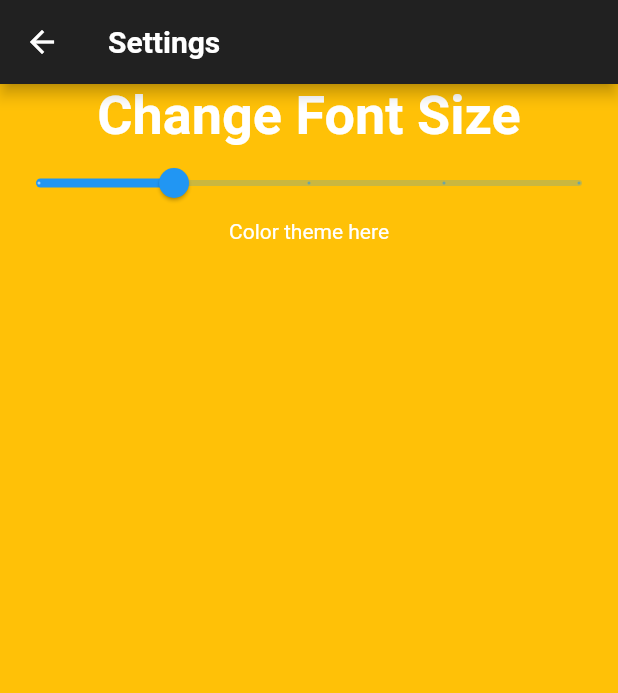
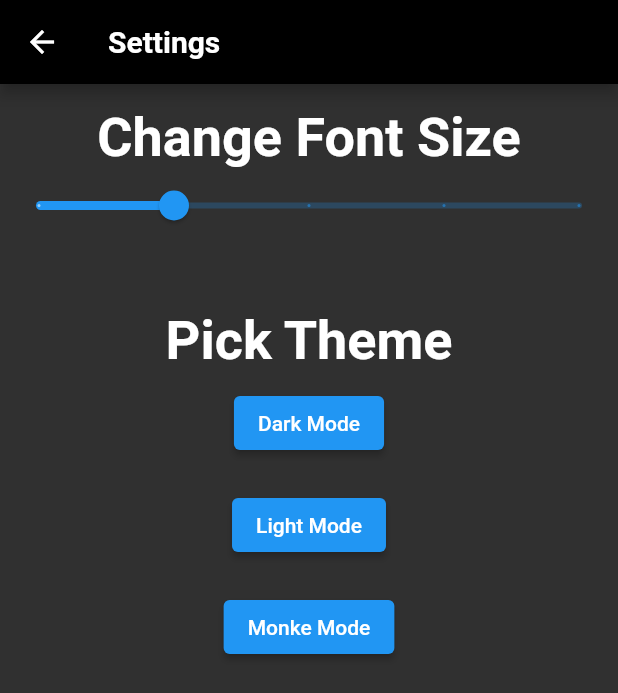
Before and after one commit to AllexisAlvarico/CHG_app, a Flutter app: the SettingsPage screen opened by its route, on a phone screen of 412 x 824 dp. Shown: the top 693 px of the screen. Run offline on Flutter 3.47's test engine with Material 2 defaults, Android fonts, the light colour scheme and no system bars; our stand-ins replace animated_splash_screen; missing offline and left inert: advance_pdf_viewer; Roboto replaces fonts that are missing (Futura).

Commit message:
Settings page conforms to Theme changes.

```diff
--- a/lib/globals.dart
+++ b/lib/globals.dart
@@ -23,20 +23,26 @@ double alertSize = Device.safeBlockVertical * (newFontSize + 1);
 
 double spaceSize = Device.safeBlockVertical * 2;
 
-Color canvasColor = Colors.black;
-Color accentColor = Color(0xFFE1DFDB);
-Color backgroundColor = Color(0xFFE1DFDB);
+Color appbarColor = Colors.black;
+Color backgroundColor = Colors.grey[850]!;
+Color textColor = Colors.white;
 
-setCanvasColor(Color newColor) {
-  canvasColor = newColor;
+setNewTheme(Color canvas, Color appbar, Color text) {
+  setAppBarColor(canvas);
+  setBackgroundColor(appbar);
+  setTextColor(text);
 }
 
-setAccentColor(Color newColor) {
-  accentColor = newColor;
+setAppBarColor(Color newColor) {
+  appbarColor = newColor;
 }
 
-setBackgrundColor(Color newColor) {
+setBackgroundColor(Color newColor) {
   backgroundColor = newColor;
+}
+
+setTextColor(Color newColor) {
+  textColor = newColor;
 }
 
 setNewFontSize(double fontSize) {
--- a/lib/main.dart
+++ b/lib/main.dart
@@ -24,9 +24,9 @@ class MyApp extends StatelessWidget {
     return MaterialApp(
       debugShowCheckedModeBanner: false,
       theme: ThemeData(
-        canvasColor: Colors.amber,
-        accentColor: Colors.amber,
-        backgroundColor: Colors.amber,
+        canvasColor: Colors.black,
+        accentColor: Colors.white,
+        backgroundColor: backgroundColor,
         brightness: Brightness.dark,
       ),
       home: AnimatedSplashScreen(
--- a/lib/screens/settings.dart
+++ b/lib/screens/settings.dart
@@ -12,10 +12,15 @@ class _SettingsPageState extends State<SettingsPage> {
   @override
   Widget build(BuildContext context) {
     return Scaffold(
+      backgroundColor: backgroundColor,
       appBar: AppBar(
+        backgroundColor: appbarColor,
         automaticallyImplyLeading: true, // allows use of back button
         leading: IconButton(
-          icon: Icon(Icons.arrow_back),
+          icon: Icon(
+            Icons.arrow_back,
+            color: textColor,
+          ),
           onPressed: () => Navigator.pushReplacementNamed(
             context,
             'Home',
@@ -24,19 +29,23 @@ class _SettingsPageState extends State<SettingsPage> {
         title: Text(
           "Settings",
           style: TextStyle(
-              color: Colors.white,
+              color: textColor,
               fontWeight: FontWeight.bold,
               fontFamily: "Futura"),
         ),
       ),
       body: Column(
         children: [
+          Divider(
+            height: 15.0,
+            color: Colors.transparent,
+          ),
           createText(
               "Change Font Size",
               TextStyle(
                   fontSize: headerTextFontSize,
                   fontWeight: FontWeight.bold,
-                  color: Colors.white),
+                  color: textColor),
               TextAlign.center),
           Slider(
             value: newFontSize,
@@ -50,7 +59,51 @@ class _SettingsPageState extends State<SettingsPage> {
               });
             },
           ),
-          Text("Color theme here"),
+          Divider(
+            height: 45.0,
+            color: Colors.transparent,
+          ),
+          createText(
+              "Pick Theme",
+              TextStyle(
+                  fontSize: headerTextFontSize,
+                  fontWeight: FontWeight.bold,
+                  color: textColor),
+              TextAlign.center),
+          Divider(
+            height: 10.0,
+            color: Colors.transparent,
+          ),
+          ElevatedButton(
+              onPressed: () {
+                setState(() {
+                  setNewTheme(Colors.black, Colors.grey[850]!, Colors.white);
+                });
+              },
+              child: Text("Dark Mode")),
+          Divider(
+            height: 20.0,
+            color: Colors.transparent,
+          ),
+          ElevatedButton(
+              onPressed: () {
+                setState(() {
+                  setNewTheme(Colors.grey[200]!, Colors.white, Colors.black);
+                });
+              },
+              child: Text("Light Mode")),
+          Divider(
+            height: 20.0,
+            color: Colors.transparent,
+          ),
+          ElevatedButton(
+              onPressed: () {
+                setState(() {
+                  setNewTheme(Colors.yellowAccent, Colors.yellow[400]!,
+                      Colors.yellow[900]!);
+                });
+              },
+              child: Text("Monke Mode")),
         ],
       ),
     );
```
